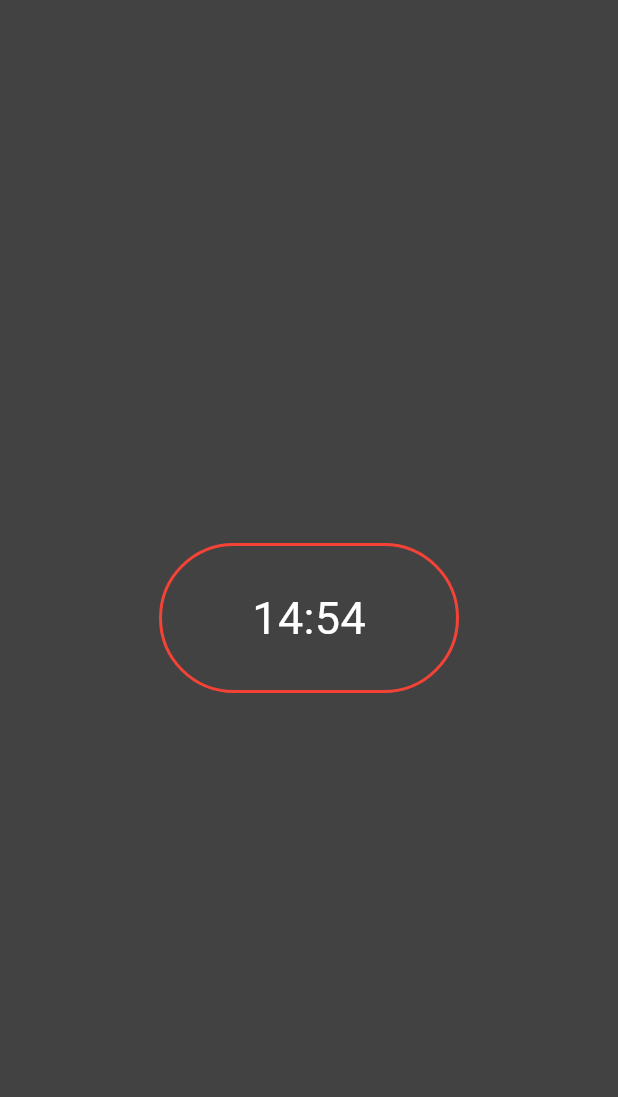
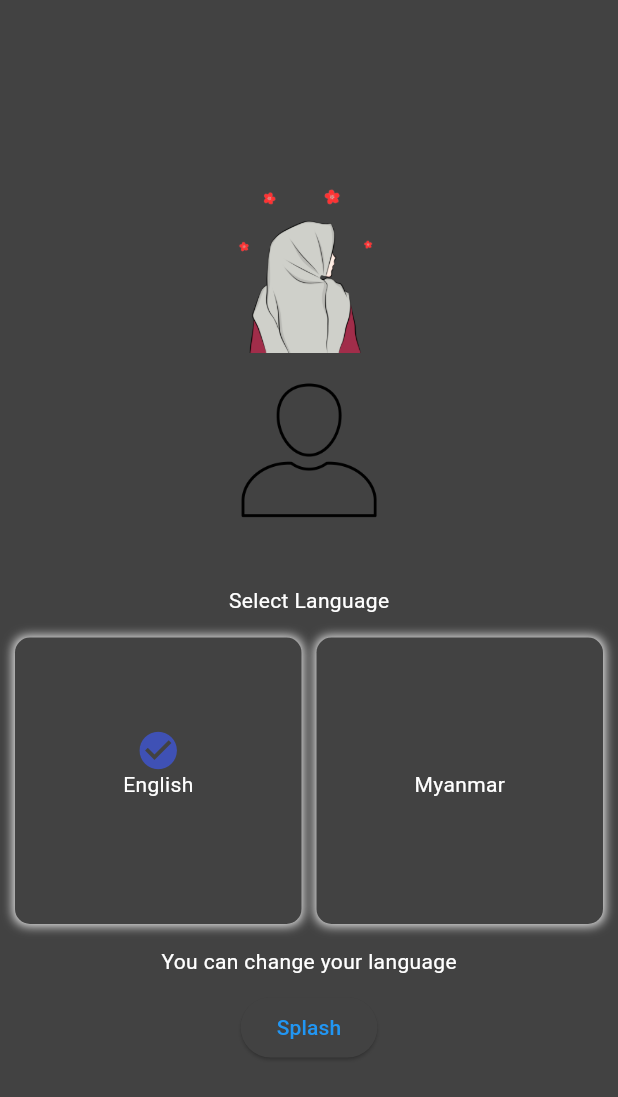
Before and after one commit to shwehnin/firebase_auth_getx, a Flutter app: the screen it shows after launch, on a phone screen of 412 x 824 dp. Shown: the top 1097 px of the screen. Run offline on Flutter 3.47's test engine with Material 3 defaults, Android fonts, the phone set to English and light mode, and no system bars; our stand-ins replace firebase_auth, firebase_core, get, image_picker, shared_preferences; accounts and stored records are empty.

Commit message:
add languages using get x

```diff
--- /dev/null
+++ b/lib/helpers/app_constants.dart
@@ -0,0 +1,19 @@
+import '../models/language_model.dart';
+
+class AppConstants {
+  static const String COUNTRY_CODE = 'country_code';
+  static const String LANGUAGE_CODE = 'language_code';
+
+  static List<LanguageModel> languages = [
+    LanguageModel(
+        imageUrl: 'en.png',
+        languageName: 'English',
+        languageCode: 'US',
+        countryCode: 'en'),
+    LanguageModel(
+        imageUrl: 'mm.png',
+        languageName: 'Myanmar',
+        languageCode: 'MM',
+        countryCode: 'my'),
+  ];
+}
--- /dev/null
+++ b/lib/helpers/dep.dart
@@ -0,0 +1,31 @@
+import 'dart:convert';
+import 'package:get/get.dart';
+import 'package:flutter/services.dart';
+import 'package:test_app/helpers/app_constants.dart';
+import 'package:test_app/models/language_model.dart';
+import 'package:shared_preferences/shared_preferences.dart';
+import 'package:test_app/splash/controllers/localization_controller.dart';
+
+Future<Map<String, Map<String, String>>> init() async {
+  final sharedPreferences = await SharedPreferences.getInstance();
+  Get.lazyPut(() => sharedPreferences);
+  Get.lazyPut(() => LocalizationController(sharedPreferences: Get.find()));
+
+  // Retrieving localized data
+  Map<String, Map<String, String>> _languages = {};
+  for (LanguageModel languageModel in AppConstants.languages) {
+    String jsonStringValues = await rootBundle
+        .loadString('assets/language/${languageModel.languageCode}.json');
+    Map<String, dynamic> _mappedJson = json.decode(jsonStringValues);
+    Map<String, String> _json = {};
+
+    _mappedJson.forEach((key, value) {
+      _json[key] = value.toString();
+    });
+
+    _languages['${languageModel.languageCode}_${languageModel.countryCode}'] =
+        _json;
+    // print("Languages $_languages");
+  }
+  return _languages;
+}
--- a/lib/helpers/init_dependency.dart
+++ b/lib/helpers/init_dependency.dart
@@ -4,6 +4,7 @@ import '../splash/controllers/tab_controller.dart';
 import '../splash/controllers/list_controller.dart';
 import 'package:test_app/auth/controllers/user_controller.dart';
 import 'package:test_app/timer/controller/timer_controller.dart';
+import 'package:test_app/splash/controllers/localization_controller.dart';
 
 class InitDependency implements Bindings {
   @override
@@ -13,5 +14,6 @@ class InitDependency implements Bindings {
     Get.lazyPut(() => AuthController());
     Get.lazyPut(() => UserController());
     Get.lazyPut(() => TimerController());
+    Get.lazyPut(() => LocalizationController(sharedPreferences: Get.find()));
   }
 }
--- /dev/null
+++ b/lib/helpers/messages.dart
@@ -0,0 +1,10 @@
+import 'package:get/get.dart';
+
+class Messages extends Translations {
+  final Map<String, Map<String, String>> languages;
+
+  Messages({required this.languages});
+
+  @override
+  Map<String, Map<String, String>> get keys => languages;
+}
--- a/lib/helpers/routes.dart
+++ b/lib/helpers/routes.dart
@@ -6,6 +6,7 @@ import 'package:test_app/splash/first_page.dart';
 import 'package:test_app/splash/third_page.dart';
 import 'package:test_app/splash/second_page.dart';
 import 'package:test_app/splash/splash_page.dart';
+import 'package:test_app/splash/language_page.dart';
 import 'package:test_app/auth/user/profile_page.dart';
 import 'package:test_app/auth/signup/signup_page.dart';
 import 'package:test_app/auth/signin/signin_page.dart';
@@ -21,6 +22,7 @@ class RoutesClass {
   static String first = "/first";
   static String profile = "/profile";
   static String timer = "/timer";
+  static String language = "/language";
 
   static String getHomeRoute() => home;
   static String getSplashRoute() => splash;
@@ -32,6 +34,7 @@ class RoutesClass {
   static String getFirstRoute() => first;
   static String getProfileRoute() => profile;
   static String getTimerRoute() => timer;
+  static String getLanguageRoute() => language;
 
   static List<GetPage> routes = [
     GetPage(
@@ -41,7 +44,7 @@ class RoutesClass {
       transitionDuration: const Duration(seconds: 1),
     ),
     GetPage(
-      name: home,
+      name: splash,
       page: () => const SplashPage(),
       transition: Transition.fade,
       transitionDuration: const Duration(seconds: 1),
@@ -94,5 +97,11 @@ class RoutesClass {
       transition: Transition.fade,
       transitionDuration: const Duration(seconds: 1),
     ),
+    GetPage(
+      name: language,
+      page: () => const LanguagePage(),
+      transition: Transition.fade,
+      transitionDuration: const Duration(seconds: 1),
+    ),
   ];
 }
--- a/lib/main.dart
+++ b/lib/main.dart
@@ -1,15 +1,22 @@
 import 'package:get/get.dart';
+import 'helpers/messages.dart';
+import 'helpers/dep.dart' as dep;
 import 'package:flutter/material.dart';
 import 'package:test_app/helpers/routes.dart';
 import 'package:firebase_core/firebase_core.dart';
+import 'package:test_app/helpers/app_constants.dart';
 import 'package:test_app/helpers/init_dependency.dart';
 import 'package:test_app/helpers/init_controllers.dart' as di;
+import 'package:test_app/splash/controllers/localization_controller.dart';
 
 void main() async {
   WidgetsFlutterBinding.ensureInitialized();
   // await Firebase.initializeApp().then((value) => di.init());
   await Firebase.initializeApp();
-  runApp(const MyApp());
+  Map<String, Map<String, String>> _languages = await dep.init();
+  runApp(MyApp(
+    languages: _languages,
+  ));
 }
 
 final defaultColorSchemeTheme = ColorScheme.fromSwatch(
@@ -18,7 +25,8 @@ final defaultColorSchemeTheme = ColorScheme.fromSwatch(
 );
 
 class MyApp extends StatefulWidget {
-  const MyApp({super.key});
+  final Map<String, Map<String, String>> languages;
+  const MyApp({super.key, required this.languages});
 
   @override
   State<MyApp> createState() => _MyAppState();
@@ -27,6 +35,8 @@ class MyApp extends StatefulWidget {
 class _MyAppState extends State<MyApp> {
   @override
   Widget build(BuildContext context) {
+    return GetBuilder<LocalizationController>(
+        builder: (localizationController) {
       return GetMaterialApp(
         initialBinding: InitDependency(),
         debugShowCheckedModeBanner: false,
@@ -35,8 +45,13 @@ class _MyAppState extends State<MyApp> {
             colorScheme: defaultColorSchemeTheme,
             useMaterial3: true,
             appBarTheme: const AppBarTheme(color: Colors.indigo)),
-      initialRoute: RoutesClass.getTimerRoute(),
+        locale: localizationController.locale,
+        translations: Messages(languages: widget.languages),
+        fallbackLocale: Locale(AppConstants.languages[0].languageCode,
+            AppConstants.languages[0].countryCode),
+        initialRoute: RoutesClass.getLanguageRoute(),
         getPages: RoutesClass.routes,
       );
+    });
   }
 }
--- /dev/null
+++ b/lib/models/language_model.dart
@@ -0,0 +1,13 @@
+class LanguageModel {
+  String imageUrl;
+  String languageName;
+  String languageCode;
+  String countryCode;
+
+  LanguageModel({
+    required this.imageUrl,
+    required this.languageName,
+    required this.languageCode,
+    required this.countryCode,
+  });
+}
--- /dev/null
+++ b/lib/splash/controllers/localization_controller.dart
@@ -0,0 +1,56 @@
+import 'dart:ui';
+import 'package:get/get.dart';
+import 'package:test_app/helpers/app_constants.dart';
+import 'package:test_app/models/language_model.dart';
+import 'package:shared_preferences/shared_preferences.dart';
+
+class LocalizationController extends GetxController implements GetxService {
+  final SharedPreferences sharedPreferences;
+  LocalizationController({required this.sharedPreferences}) {
+    loadCurrentLanguage();
+  }
+
+  Locale _locale = Locale(AppConstants.languages[0].languageCode,
+      AppConstants.languages[0].countryCode);
+
+  int _selectedIndex = 0;
+  int get selectedIndex => _selectedIndex;
+
+  List<LanguageModel> _languages = [];
+  List<LanguageModel> get languages => _languages;
+  Locale get locale => _locale;
+
+  void loadCurrentLanguage() async {
+    _locale = Locale(sharedPreferences.getString(AppConstants.LANGUAGE_CODE) ??
+        AppConstants.languages[0].languageCode);
+    sharedPreferences.getString(AppConstants.COUNTRY_CODE) ??
+        AppConstants.languages[0].countryCode;
+    for (int index = 0; index < AppConstants.languages.length; index++) {
+      if (AppConstants.languages[index].languageCode == _locale.languageCode) {
+        _selectedIndex = index;
+        break;
+      }
+    }
+    _languages = [];
+    _languages.addAll(AppConstants.languages);
+    update();
+  }
+
+  void setLanguage(Locale locale) {
+    Get.updateLocale(locale);
+    _locale = locale;
+    saveLanguage(_locale);
+    update();
+  }
+
+  void setSelectedIndex(int index) {
+    _selectedIndex = index;
+    update();
+  }
+
+  void saveLanguage(Locale locale) async {
+    sharedPreferences.setString(
+        AppConstants.LANGUAGE_CODE, locale.languageCode);
+    sharedPreferences.setString(AppConstants.COUNTRY_CODE, locale.countryCode!);
+  }
+}
--- /dev/null
+++ b/lib/splash/language_page.dart
@@ -0,0 +1,98 @@
+import 'package:get/get.dart';
+import 'package:flutter/material.dart';
+import 'package:test_app/helpers/routes.dart';
+import 'package:test_app/splash/widgets/language_widget.dart';
+import 'package:test_app/splash/controllers/localization_controller.dart';
+
+class LanguagePage extends StatelessWidget {
+  const LanguagePage({super.key});
+
+  @override
+  Widget build(BuildContext context) {
+    return Scaffold(
+      body: SafeArea(
+        child: GetBuilder<LocalizationController>(
+          builder: (localizationController) {
+            return Column(
+              children: [
+                Expanded(
+                    child: Center(
+                  child: Scrollbar(
+                      child: SingleChildScrollView(
+                    physics: const BouncingScrollPhysics(),
+                    padding: const EdgeInsets.all(5),
+                    child: Center(
+                      child: SizedBox(
+                        width: MediaQuery.of(context).size.width,
+                        child: Column(
+                          mainAxisSize: MainAxisSize.min,
+                          mainAxisAlignment: MainAxisAlignment.center,
+                          children: [
+                            Center(
+                              child: Image.asset(
+                                "assets/images/profile1.png",
+                                width: 120,
+                              ),
+                            ),
+                            const SizedBox(
+                              height: 5,
+                            ),
+                            Center(
+                              child: Image.asset(
+                                "assets/images/profile.png",
+                                width: 120,
+                              ),
+                            ),
+                            const SizedBox(
+                              height: 30,
+                            ),
+                            Padding(
+                              padding:
+                                  const EdgeInsets.symmetric(horizontal: 10),
+                              child: Text('select_language'.tr),
+                            ),
+                            const SizedBox(
+                              height: 10,
+                            ),
+                            GridView.builder(
+                              gridDelegate:
+                                  const SliverGridDelegateWithFixedCrossAxisCount(
+                                      crossAxisCount: 2, childAspectRatio: 1),
+                              itemCount: 2,
+                              physics: const NeverScrollableScrollPhysics(),
+                              shrinkWrap: true,
+                              itemBuilder: (_, i) {
+                                return LanguageWidget(
+                                    languageModel:
+                                        localizationController.languages[i],
+                                    localizationController:
+                                        localizationController,
+                                    index: i);
+                              },
+                            ),
+                            const SizedBox(
+                              height: 10,
+                            ),
+                            Text('you_can_change_language'.tr),
+                            const SizedBox(
+                              height: 10,
+                            ),
+                            ElevatedButton(
+                              onPressed: () =>
+                                  Get.toNamed(RoutesClass.getSplashRoute()),
+                              child: Text("Splash"),
+                            )
+                          ],
+                        ),
+                      ),
+                    ),
+                  )),
+                ))
+              ],
+            );
+          },
+        ),
+      ),
+    );
+  }
+}
--- a/lib/splash/splash_page.dart
+++ b/lib/splash/splash_page.dart
@@ -44,8 +44,8 @@ class SplashPage extends StatelessWidget {
                 decoration: BoxDecoration(
                     borderRadius: BorderRadius.circular(20),
                     color: Colors.teal),
-                child: const Text(
-                  "Item One",
+                child: Text(
+                  "item_one".tr,
                   style: TextStyle(
                     fontSize: 20,
                     fontWeight: FontWeight.w600,
@@ -65,8 +65,8 @@ class SplashPage extends StatelessWidget {
                 decoration: BoxDecoration(
                     borderRadius: BorderRadius.circular(20),
                     color: Colors.teal),
-                child: const Text(
-                  "Go to first page",
+                child: Text(
+                  "go_to_first_page".tr,
                   style: TextStyle(
                     fontSize: 20,
                     fontWeight: FontWeight.w600,
--- /dev/null
+++ b/lib/splash/widgets/language_widget.dart
@@ -0,0 +1,71 @@
+import 'package:flutter/material.dart';
+import 'package:test_app/helpers/app_constants.dart';
+import 'package:test_app/models/language_model.dart';
+import 'package:test_app/splash/controllers/localization_controller.dart';
+
+class LanguageWidget extends StatelessWidget {
+  final LanguageModel languageModel;
+  final LocalizationController localizationController;
+  final int index;
+  const LanguageWidget(
+      {super.key,
+      required this.languageModel,
+      required this.localizationController,
+      required this.index});
+
+  @override
+  Widget build(BuildContext context) {
+    return InkWell(
+      onTap: () {
+        localizationController.setLanguage(
+          Locale(AppConstants.languages[index].languageCode,
+              AppConstants.languages[index].countryCode),
+        );
+        localizationController.setSelectedIndex(index);
+      },
+      child: Container(
+        padding: const EdgeInsets.all(10),
+        margin: const EdgeInsets.all(5),
+        decoration: BoxDecoration(
+          color: Theme.of(context).cardColor,
+          borderRadius: BorderRadius.circular(10),
+          boxShadow: [
+            BoxShadow(
+              color: Colors.grey[200]!,
+              blurRadius: 5,
+              spreadRadius: 1,
+            )
+          ],
+        ),
+        child: Stack(
+          children: [
+            Center(
+              child: Column(
+                mainAxisSize: MainAxisSize.min,
+                children: [
+                  const SizedBox(
+                    height: 5,
+                  ),
+                  Text(languageModel.languageName)
+                ],
+              ),
+            ),
+            localizationController.selectedIndex == index
+                ? const Positioned(
+                    top: 0,
+                    left: 0,
+                    right: 0,
+                    bottom: 40,
+                    child: Icon(
+                      Icons.check_circle,
+                      color: Colors.indigo,
+                      size: 30,
+                    ),
+                  )
+                : const SizedBox(),
+          ],
+        ),
+      ),
+    );
+  }
+}
--- a/pubspec.yaml
+++ b/pubspec.yaml
@@ -67,7 +67,7 @@ flutter:
   # To add assets to your application, add an assets section, like this:
   assets:
     - assets/images/
-  #   - images/a_dot_ham.jpeg
+    - assets/language/
 
   # An image asset can refer to one or more resolution-specific "variants", see
   # https://flutter.dev/to/resolution-aware-images
```
Also changed, not shown: assets/language/MM.json (added, +10 -0 lines), assets/language/US.json (added, +10 -0 lines), 1 other file. Lines whose indentation alone changed are shown as unchanged.
